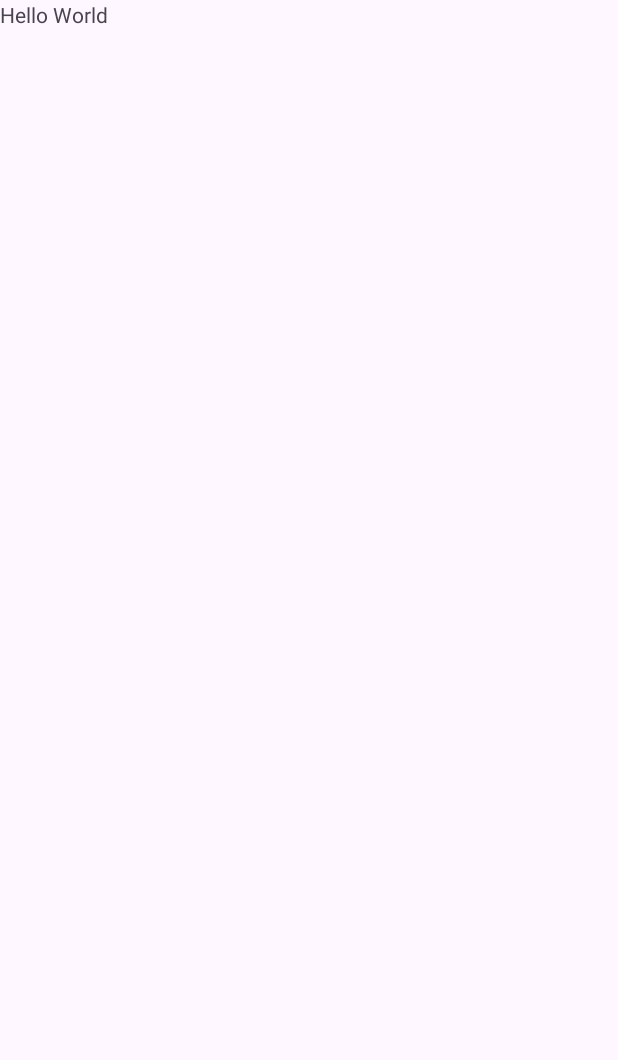
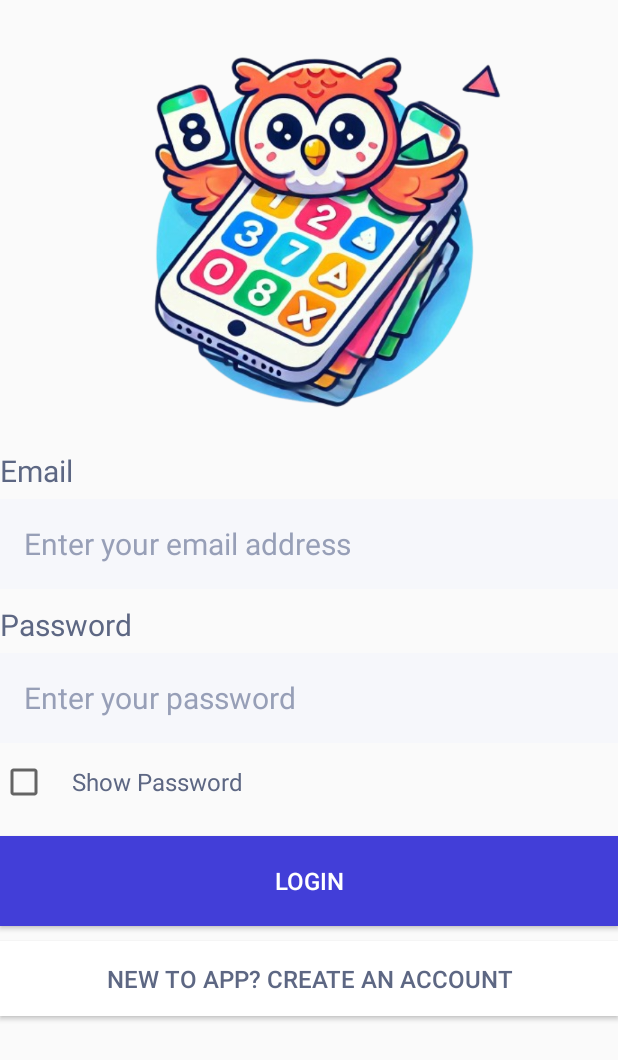
Before and after one commit to yomiyow/flashcard-app, an Android app: the screen it shows after launch (LoginActivity), on a phone screen of 412 x 824 dp. Before the commit the part shown is almost empty. Shown: the top 1060 px of the screen. Run offline under Robolectric (Android 15) with nearby library versions, the light colour scheme and no system bars.

Commit message:
Add login page

```diff
--- a/app/src/main/AndroidManifest.xml
+++ b/app/src/main/AndroidManifest.xml
@@ -6,9 +6,9 @@
         android:allowBackup="true"
         android:dataExtractionRules="@xml/data_extraction_rules"
         android:fullBackupContent="@xml/backup_rules"
-        android:icon="@mipmap/ic_launcher"
+        android:icon="@drawable/logo"
         android:label="@string/app_name"
-        android:roundIcon="@mipmap/ic_launcher_round"
+        android:roundIcon="@drawable/logo"
         android:supportsRtl="true"
         android:theme="@style/Theme.Flashcardapp"
         tools:targetApi="31">
--- a/app/src/main/res/layout/login.xml
+++ b/app/src/main/res/layout/login.xml
@@ -1,18 +1,94 @@
 <?xml version="1.0" encoding="utf-8"?>
-<androidx.constraintlayout.widget.ConstraintLayout xmlns:android="http://schemas.android.com/apk/res/android"
+<LinearLayout xmlns:android="http://schemas.android.com/apk/res/android"
     xmlns:app="http://schemas.android.com/apk/res-auto"
     xmlns:tools="http://schemas.android.com/tools"
     android:id="@+id/main"
     android:layout_width="match_parent"
     android:layout_height="match_parent"
+    android:orientation="vertical"
     tools:context="project.authentication.LoginActivity">
 
+    <ImageView
+        android:id="@+id/imageView"
+        android:layout_width="match_parent"
+        android:layout_height="300dp"
+        android:contentDescription="@string/logo"
+        app:srcCompat="@drawable/logo"
+        tools:ignore="ImageContrastCheck" />
+
     <TextView
-        android:id="@+id/textView"
+        android:id="@+id/email_tv"
+        android:layout_width="match_parent"
+        android:layout_height="wrap_content"
+        android:layout_marginBottom="5dp"
+        android:text="@string/email_label"
+        android:textColor="@color/primary_text_color"
+        android:textSize="@dimen/tv_text_size" />
+
+    <EditText
+        android:id="@+id/email_et"
+        android:layout_width="match_parent"
+        android:layout_height="@dimen/et_layout_height"
+        android:layout_marginBottom="10dp"
+        android:background="@color/input_field"
+        android:hint="@string/email_hint"
+        android:inputType="textEmailAddress"
+        android:paddingStart="16dp"
+        android:paddingEnd="16dp"
+        android:textColorHint="@color/hint_text_color"
+        android:textSize="@dimen/et_text_size" />
+
+    <TextView
+        android:id="@+id/password_tv"
+        android:layout_width="match_parent"
+        android:layout_height="wrap_content"
+        android:layout_marginBottom="5dp"
+        android:text="@string/password_label"
+        android:textColor="@color/primary_text_color"
+        android:textSize="@dimen/tv_text_size" />
+
+    <EditText
+        android:id="@+id/password_et"
+        android:layout_width="match_parent"
+        android:layout_height="@dimen/et_layout_height"
+        android:background="@color/input_field"
+        android:hint="@string/password_hint"
+        android:inputType="textPassword"
+        android:paddingStart="16dp"
+        android:paddingEnd="16dp"
+        android:textColorHint="@color/hint_text_color"
+        android:textSize="@dimen/et_text_size" />
+
+    <CheckBox
+        android:id="@+id/show_password_cb"
         android:layout_width="wrap_content"
         android:layout_height="wrap_content"
-        android:text="Hello World"
-        tools:layout_editor_absoluteX="169dp"
-        tools:layout_editor_absoluteY="303dp"
+        android:text="@string/show_password_label"
+        android:textSize="16dp"
+        android:layout_marginTop="10dp"
+        android:layout_marginBottom="20dp"
+        android:textColor="@color/primary_text_color"
+        android:paddingStart="16dp"
+        android:paddingEnd="16dp" />
+
+    <Button
+        android:id="@+id/login_btn"
+        android:layout_width="match_parent"
+        android:layout_height="@dimen/btn_layout_height"
+        android:layout_marginBottom="10dp"
+        android:background="@color/login_btn_color"
+        android:text="@string/login_btn_label"
+        android:textColor="@color/white"
+        android:textSize="@dimen/btn_text_size"
         />
-</androidx.constraintlayout.widget.ConstraintLayout>
+
+    <Button
+        android:id="@+id/signup_link"
+        android:layout_width="match_parent"
+        android:layout_height="@dimen/signup_link_layout_height"
+        android:background="@color/white"
+        android:text="@string/signup_link_label"
+        android:textColor="@color/primary_text_color"
+        android:textSize="@dimen/btn_text_size"
+        />
+</LinearLayout>
--- a/app/src/main/res/values-night/themes.xml
+++ b/app/src/main/res/values-night/themes.xml
@@ -1,6 +1,6 @@
 <resources xmlns:tools="http://schemas.android.com/tools">
     <!-- Base application theme. -->
-    <style name="Base.Theme.Flashcardapp" parent="Theme.Material3.DayNight.NoActionBar">
+    <style name="Base.Theme.Flashcardapp" parent="Theme.AppCompat.DayNight.NoActionBar">
         <!-- Customize your dark theme here. -->
         <!-- <item name="colorPrimary">@color/my_dark_primary</item> -->
     </style>
--- a/app/src/main/res/values/colors.xml
+++ b/app/src/main/res/values/colors.xml
@@ -2,4 +2,9 @@
 <resources>
     <color name="black">#FF000000</color>
     <color name="white">#FFFFFFFF</color>
+    <color name="input_field">#F6F7FB</color>
+    <color name="primary_text_color">#5D6783</color>
+    <color name="hint_text_color">#979FB7</color>
+    <color name="login_btn_color">#423ED8</color>
+
 </resources>
--- /dev/null
+++ b/app/src/main/res/values/dimensions.xml
@@ -0,0 +1,11 @@
+<?xml version="1.0" encoding="utf-8"?>
+<resources>
+    <!-- Login page resources -->
+    <dimen name="tv_text_size">20sp</dimen>
+    <dimen name="et_text_size">20sp</dimen>
+    <dimen name="btn_text_size">16sp</dimen>
+
+    <dimen name="et_layout_height">60dp</dimen>
+    <dimen name="btn_layout_height">60dp</dimen>
+    <dimen name="signup_link_layout_height">50dp</dimen>
+</resources>
--- a/app/src/main/res/values/strings.xml
+++ b/app/src/main/res/values/strings.xml
@@ -1,3 +1,13 @@
 <resources>
-    <string name="app_name">flashcard-app</string>
+    <string name="app_name">Flashcard</string>
+
+    <!-- Login page resources -->
+    <string name="logo">logo</string>
+    <string name="email_label">Email</string>
+    <string name="email_hint">Enter your email address</string>
+    <string name="password_label">Password</string>
+    <string name="password_hint">Enter your password</string>
+    <string name="show_password_label">Show Password</string>
+    <string name="login_btn_label">Login</string>
+    <string name="signup_link_label">New to app? Create an account</string>
 </resources>
--- a/app/src/main/res/values/themes.xml
+++ b/app/src/main/res/values/themes.xml
@@ -1,6 +1,6 @@
 <resources xmlns:tools="http://schemas.android.com/tools">
     <!-- Base application theme. -->
-    <style name="Base.Theme.Flashcardapp" parent="Theme.Material3.DayNight.NoActionBar">
+    <style name="Base.Theme.Flashcardapp" parent="Theme.AppCompat.Light.NoActionBar">
         <!-- Customize your light theme here. -->
         <!-- <item name="colorPrimary">@color/my_light_primary</item> -->
     </style>
```
Also changed, not shown: app/src/main/res/drawable/logo.png (added).
